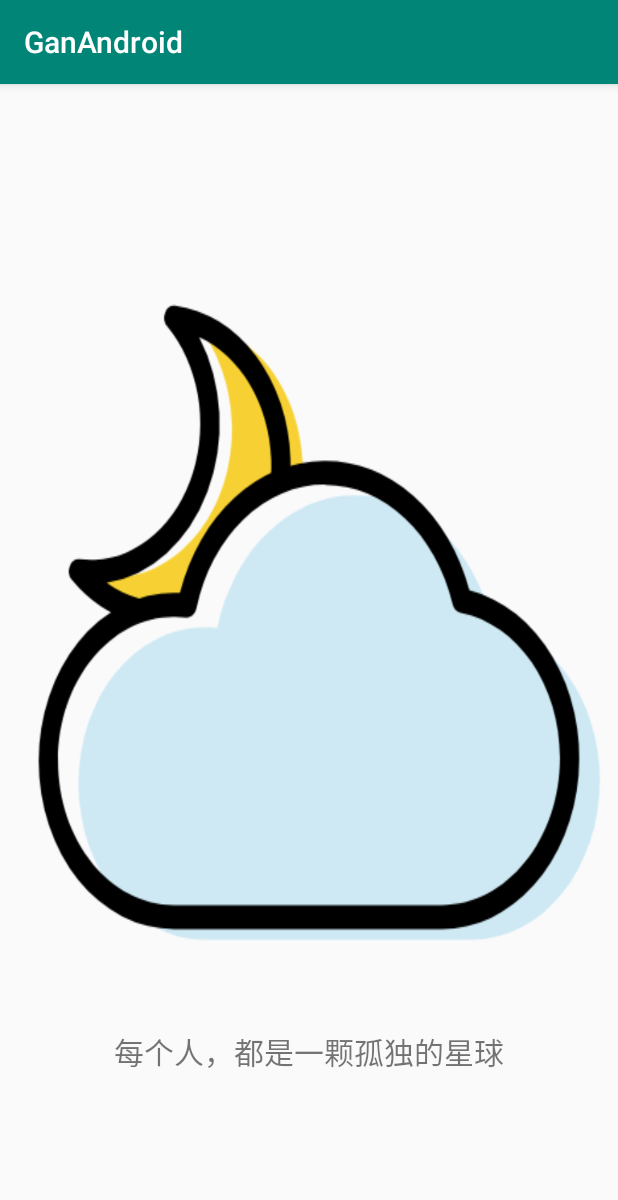
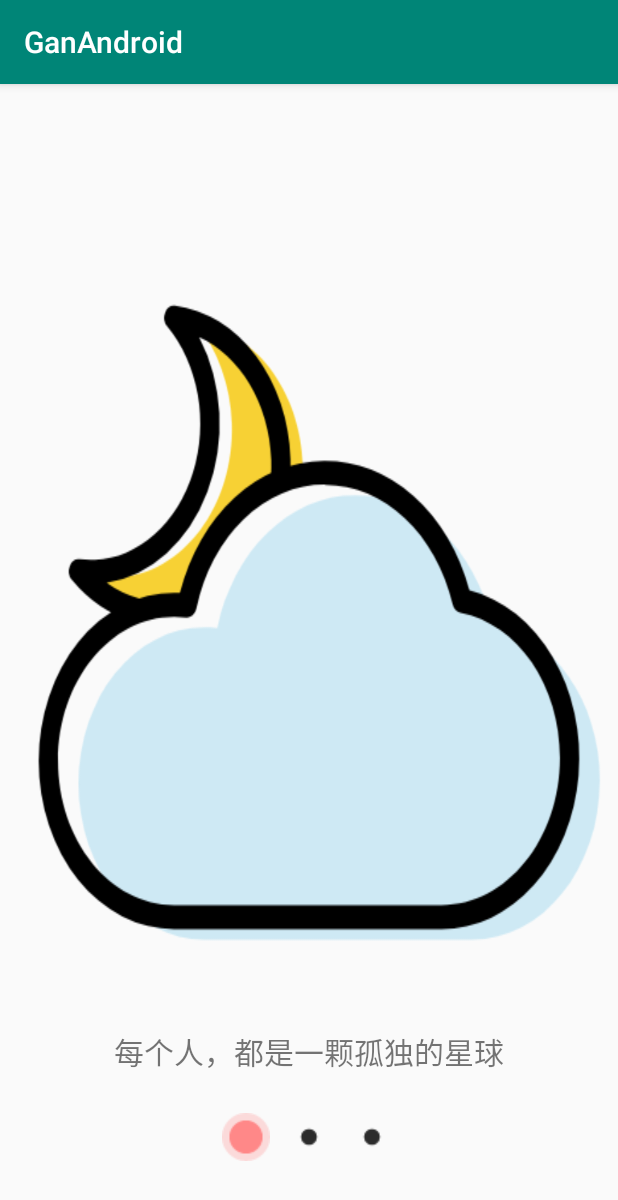
Before and after one commit to SimonWangChen/ganAndroid, an Android app: the screen it shows after launch (PagerViewActivity), on a phone screen of 412 x 824 dp. Shown: the top 1200 px of the screen. Run offline under Robolectric (Android 15) with nearby library versions, the phone set to English and light mode, and no system bars.

Commit message:
pager view point

```diff
--- a/app/src/main/java/com/proclassmates/ganandroid/PagerViewActivity.java
+++ b/app/src/main/java/com/proclassmates/ganandroid/PagerViewActivity.java
@@ -6,19 +6,29 @@ import androidx.viewpager.widget.ViewPager;
 
 import android.os.Bundle;
 import android.view.View;
+import android.widget.ImageView;
 
 import java.util.ArrayList;
 import java.util.List;
 
 public class PagerViewActivity extends AppCompatActivity {
 
+    private ImageView iv_guide_point_1;
+    private ImageView iv_guide_point_2;
+    private ImageView iv_guide_point_3;
+
     private ViewPager mPagerView;
+
     private List<View> mPagerViewList = new ArrayList<>();
 
     @Override
     protected void onCreate(Bundle savedInstanceState) {
         super.onCreate(savedInstanceState);
         setContentView(R.layout.activity_pager_view);
+
+        iv_guide_point_1 = (ImageView) findViewById(R.id.iv_guide_point_1);
+        iv_guide_point_2 = (ImageView) findViewById(R.id.iv_guide_point_2);
+        iv_guide_point_3 = (ImageView) findViewById(R.id.iv_guide_point_3);
 
         mPagerView = findViewById(R.id.mViewPager);
         View pagerView1 = View.inflate(this, R.layout.layout_pager_guide_1, null);
@@ -38,6 +48,43 @@ public class PagerViewActivity extends AppCompatActivity {
         mPagerView.setAdapter(pagerViewAdapter);
 
 
+        mPagerView.addOnPageChangeListener(new ViewPager.OnPageChangeListener() {
+            @Override
+            public void onPageScrolled(int position, float positionOffset, int positionOffsetPixels) {
+
+            }
+
+            @Override
+            public void onPageSelected(int position) {
+                selectPoint(position);
+            }
+
+            @Override
+            public void onPageScrollStateChanged(int state) {
+
+            }
+        });
+
 
     }
+
+    private void selectPoint(int position) {
+        switch (position){
+            case 0:
+                iv_guide_point_1.setImageResource(R.drawable.img_guide_point_p);
+                iv_guide_point_2.setImageResource(R.drawable.img_guide_point);
+                iv_guide_point_3.setImageResource(R.drawable.img_guide_point);
+                break;
+            case 1:
+                iv_guide_point_1.setImageResource(R.drawable.img_guide_point);
+                iv_guide_point_2.setImageResource(R.drawable.img_guide_point_p);
+                iv_guide_point_3.setImageResource(R.drawable.img_guide_point);
+                break;
+            case 2:
+                iv_guide_point_1.setImageResource(R.drawable.img_guide_point);
+                iv_guide_point_2.setImageResource(R.drawable.img_guide_point);
+                iv_guide_point_3.setImageResource(R.drawable.img_guide_point_p);
+                break;
+        }
+    }
 }
--- a/app/src/main/res/layout/activity_pager_view.xml
+++ b/app/src/main/res/layout/activity_pager_view.xml
@@ -11,4 +11,34 @@
         android:id="@+id/mViewPager"
         android:layout_width="match_parent"
         android:layout_height="match_parent" />
+
+    <LinearLayout
+        android:layout_width="wrap_content"
+        android:layout_height="wrap_content"
+        android:layout_alignParentBottom="true"
+        android:layout_centerHorizontal="true"
+        android:layout_marginBottom="50dp"
+        android:orientation="horizontal">
+
+        <ImageView
+            android:id="@+id/iv_guide_point_1"
+            android:layout_width="wrap_content"
+            android:layout_height="wrap_content"
+            android:src="@drawable/img_guide_point_p" />
+
+        <ImageView
+            android:id="@+id/iv_guide_point_2"
+            android:layout_width="wrap_content"
+            android:layout_height="wrap_content"
+            android:layout_marginLeft="10dp"
+            android:layout_marginRight="10dp"
+            android:src="@drawable/img_guide_point" />
+
+        <ImageView
+            android:id="@+id/iv_guide_point_3"
+            android:layout_width="wrap_content"
+            android:layout_height="wrap_content"
+            android:src="@drawable/img_guide_point" />
+
+    </LinearLayout>
 </RelativeLayout>
```
Also changed, not shown: app/src/main/res/drawable/img_guide_point.png (added), app/src/main/res/drawable/img_guide_point_p.png (added).
